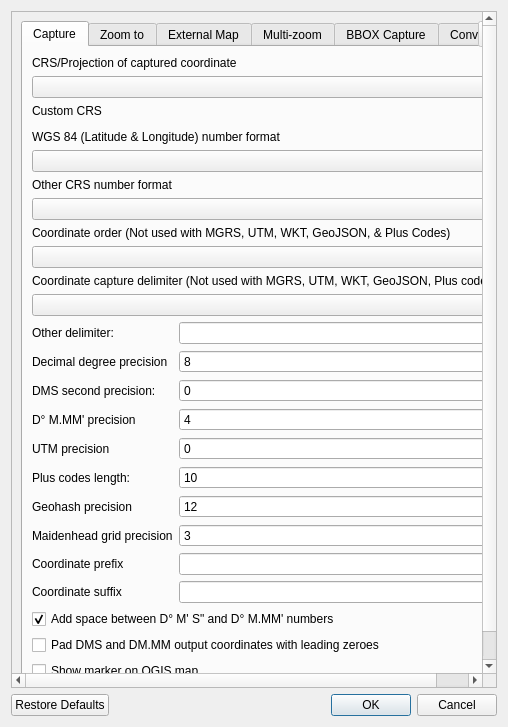
Old version of the form ui/latLonSettings.ui in the repository NationalSecurityAgency/qgis-latlontools-plugin.
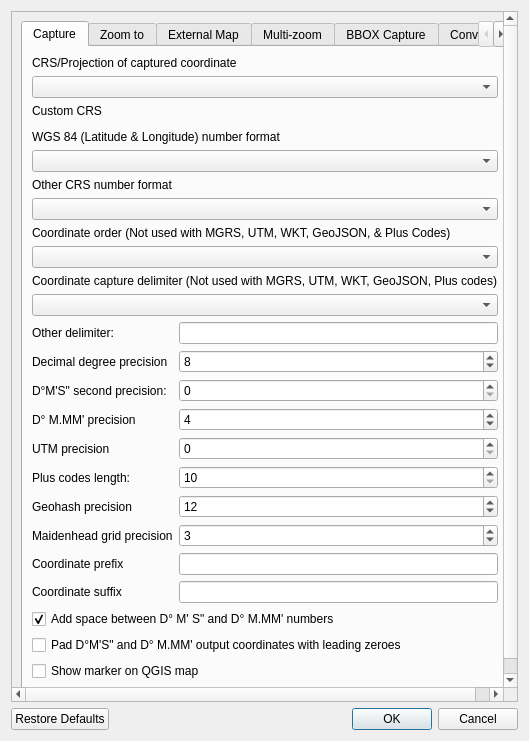
New version of the form. Custom widgets are drawn as their Qt base class.

Commit message: minor tweeks in labeling

Patch:
```diff
--- a/ui/latLonSettings.ui
+++ b/ui/latLonSettings.ui
@@ -6,8 +6,8 @@
    <rect>
     <x>0</x>
     <y>0</y>
-    <width>508</width>
-    <height>727</height>
+    <width>529</width>
+    <height>741</height>
    </rect>
   </property>
   <property name="windowTitle">
@@ -27,8 +27,8 @@
        <rect>
         <x>0</x>
         <y>0</y>
-        <width>488</width>
-        <height>678</height>
+        <width>509</width>
+        <height>692</height>
        </rect>
       </property>
       <layout class="QVBoxLayout" name="verticalLayout_11">
@@ -117,7 +117,7 @@
              <item row="2" column="0">
               <widget class="QLabel" name="label_4">
                <property name="text">
-                <string>DMS second precision: </string>
+                <string>D°M'S&quot; second precision: </string>
                </property>
               </widget>
              </item>
@@ -271,7 +271,7 @@
            <item>
             <widget class="QCheckBox" name="capturePadZeroesCheckBox">
              <property name="text">
-              <string>Pad DMS and DM.MM output coordinates with leading zeroes</string>
+              <string>Pad D°M'S&quot; and D° M.MM' output coordinates with leading zeroes</string>
              </property>
              <property name="checked">
               <bool>false</bool>
```
Left out of the diff: 6 changed lines with no effect on the pictures. The commit also changes 2 other files.
